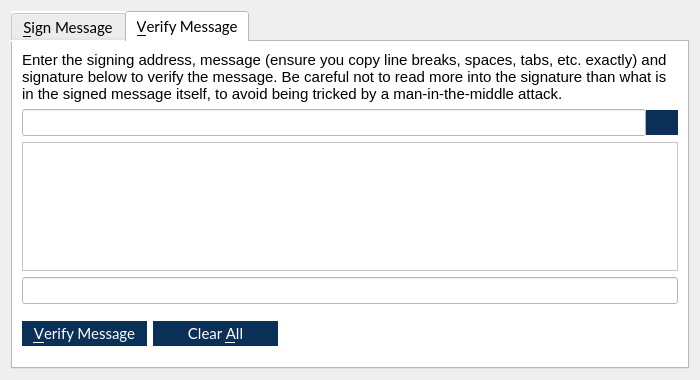
First picture: the form in src/qt/forms/signverifymessagedialog.ui, repository VeriConomy/vericoin, before the edit.
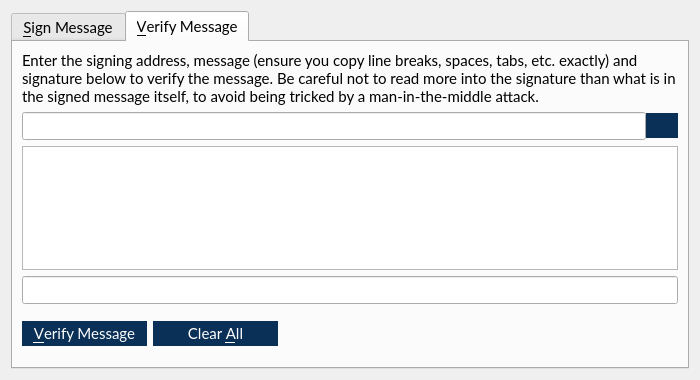
Second picture: the form after the edit. The open tabs and pages were chosen to show the change. Icons and pictures are not drawn. Custom widgets are drawn as their Qt base class.

What changed in the file:
```diff
--- a/src/qt/forms/signverifymessagedialog.ui
+++ b/src/qt/forms/signverifymessagedialog.ui
@@ -31,7 +31,7 @@
       </font>
      </property>
      <property name="styleSheet">
-      <string notr="true">background: white;</string>
+      <string notr="true"/>
      </property>
      <property name="currentIndex">
       <number>0</number>
```
Left out of the diff: 2 changed lines with no effect on the pictures.
